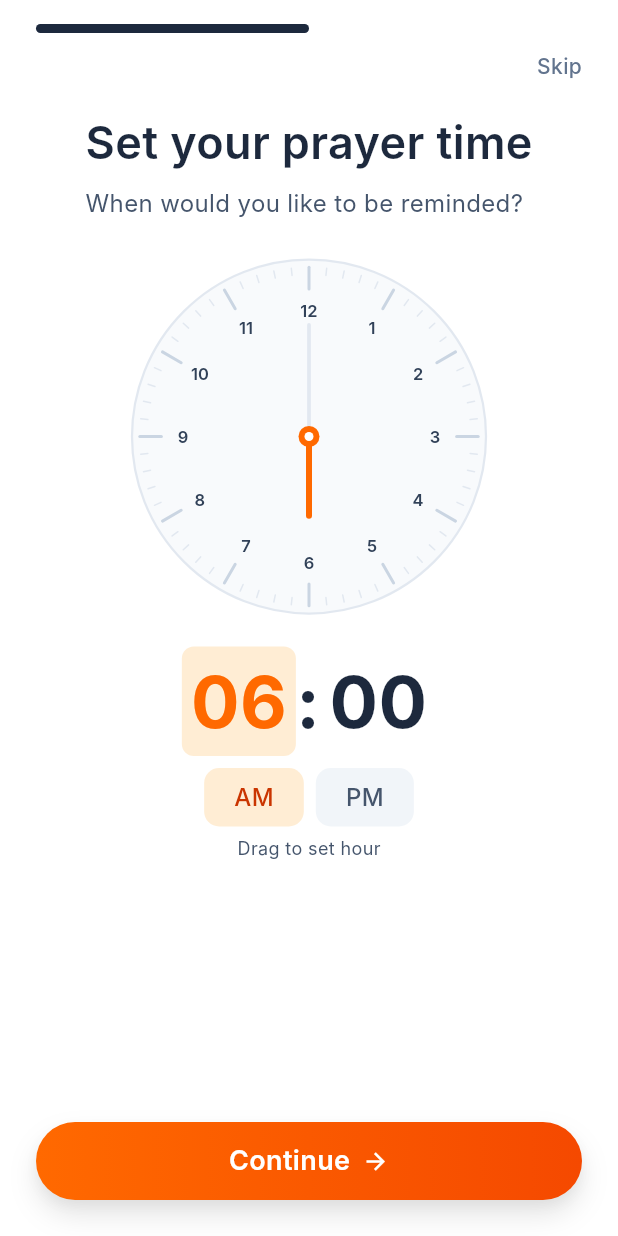
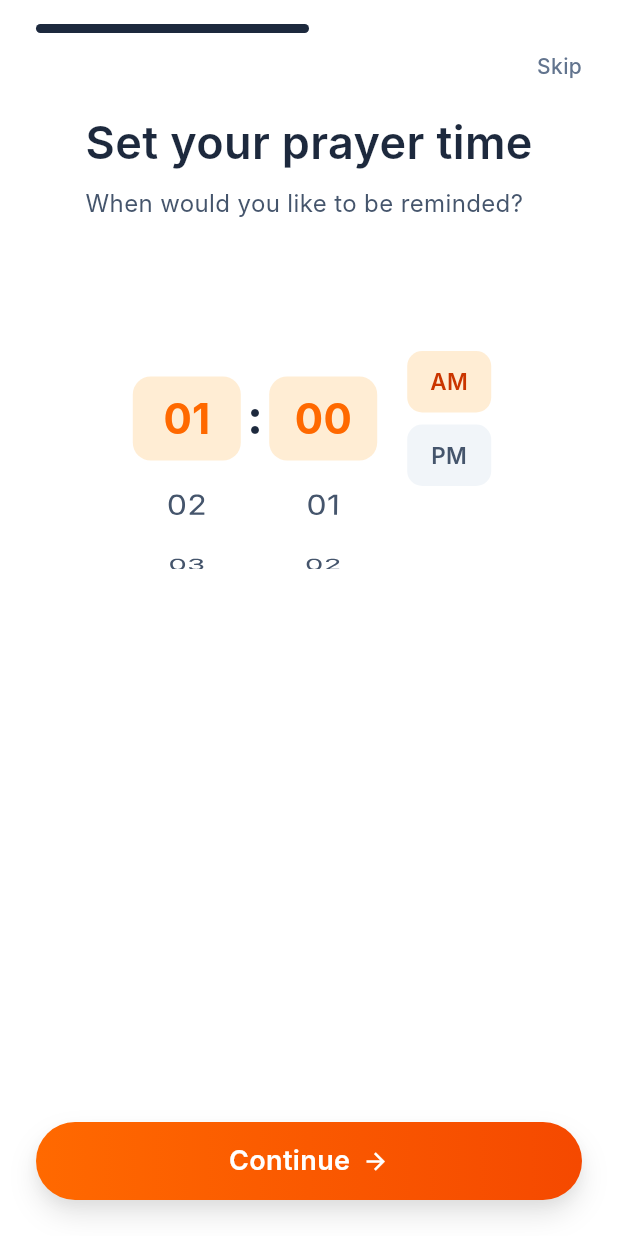
Before and after one commit to mantrastreak-app/MantraStreakApp, a Flutter app: the ReminderTimeScreen screen opened directly with empty values, after a tap on "AM", on a phone screen of 412 x 824 dp. Run offline on Flutter 3.47's test engine with Material 3 defaults, Android fonts, the phone set to English and light mode, and no system bars; our stand-ins replace app_links, just_audio, shared_preferences, supabase_flutter; missing offline and left inert: app_settings; accounts and stored records are empty; Roboto replaces fonts that are missing (Inter).

Commit message:
Changed reminder clock from analog to digital

```diff
--- a/lib/screens/reminder_time_screen.dart
+++ b/lib/screens/reminder_time_screen.dart
@@ -1,5 +1,4 @@
 import 'package:flutter/material.dart';
-import 'dart:math' as math;
 import '../theme/app_theme.dart';
 import '../widgets/app_background.dart';
 import '../widgets/gradient_button.dart';
@@ -19,67 +18,28 @@ class ReminderTimeScreen extends StatefulWidget {
 }
 
 class _ReminderTimeScreenState extends State<ReminderTimeScreen> {
-  int _hour = 6;
-  int _minute = 0;
+  late final FixedExtentScrollController _hourController;
+  late final FixedExtentScrollController _minuteController;
+
+  int _hour = 6; // 1–12
+  int _minute = 0; // 0–59
   bool _isAM = true;
-  bool _selectingHour = true;
 
-  final GlobalKey _clockKey = GlobalKey();
+  static const double _itemExtent = 56.0;
+  static const double _pickerHeight = 200.0;
 
-  double get _hourAngle =>
-      (_hour % 12 + _minute / 60) / 12 * 2 * math.pi - math.pi / 2;
-  double get _minuteAngle => _minute / 60 * 2 * math.pi - math.pi / 2;
-
-  /// On pan-start, decide which hand to move based on which is closer to
-  /// the touch point. This means users don't need to tap HH/MM first.
-  void _handlePanStart(DragStartDetails details) {
-    final clockCtx = _clockKey.currentContext;
-    if (clockCtx == null) return;
-
-    final box = clockCtx.findRenderObject() as RenderBox;
-    final center = box.localToGlobal(
-      Offset(box.size.width / 2, box.size.height / 2),
-    );
-    final touch = details.globalPosition;
-    final radius = box.size.width / 2;
-
-    // Compute where each hand tip currently is
-    final hourTip = Offset(
-      center.dx + radius * 0.45 * math.cos(_hourAngle),
-      center.dy + radius * 0.45 * math.sin(_hourAngle),
-    );
-    final minuteTip = Offset(
-      center.dx + radius * 0.6 * math.cos(_minuteAngle),
-      center.dy + radius * 0.6 * math.sin(_minuteAngle),
-    );
-
-    final dHour = (touch - hourTip).distance;
-    final dMinute = (touch - minuteTip).distance;
-
-    setState(() => _selectingHour = dHour <= dMinute);
+  @override
+  void initState() {
+    super.initState();
+    _hourController = FixedExtentScrollController(initialItem: _hour - 1);
+    _minuteController = FixedExtentScrollController(initialItem: _minute);
   }
 
-  void _handlePanUpdate(DragUpdateDetails details) {
-    final clockCtx = _clockKey.currentContext;
-    if (clockCtx == null) return;
-
-    final box = clockCtx.findRenderObject() as RenderBox;
-    final center = box.localToGlobal(
-      Offset(box.size.width / 2, box.size.height / 2),
-    );
-    final touch = details.globalPosition;
-
-    final angle = math.atan2(touch.dy - center.dy, touch.dx - center.dx);
-    final normalized = (angle + math.pi / 2 + 2 * math.pi) % (2 * math.pi);
-
-    setState(() {
-      if (_selectingHour) {
-        final raw = (normalized / (2 * math.pi) * 12).round() % 12;
-        _hour = raw == 0 ? 12 : raw;
-      } else {
-        _minute = (normalized / (2 * math.pi) * 60).round() % 60;
-      }
-    });
+  @override
+  void dispose() {
+    _hourController.dispose();
+    _minuteController.dispose();
+    super.dispose();
   }
 
   @override
@@ -89,14 +49,9 @@ class _ReminderTimeScreenState extends State<ReminderTimeScreen> {
         child: SafeArea(
           child: Container(
             color: AppColors.white,
-            child: ClipRRect(
-              borderRadius: BorderRadius.zero,
-              // ── Fixed column — clock is NOT inside a scroll view so
-              // drag gestures are never consumed by a scroll parent. ────────
             child: Column(
               children: [
                 _buildHeader(),
-                  // Title + subtitle
                 Padding(
                   padding: const EdgeInsets.fromLTRB(24, 20, 24, 0),
                   child: Column(
@@ -112,17 +67,8 @@ class _ReminderTimeScreenState extends State<ReminderTimeScreen> {
                     ],
                   ),
                 ),
-                  const SizedBox(height: 24),
-                  // ── Clock (outside scroll, drag works correctly) ─────────
-                  _buildClock(),
-                  const SizedBox(height: 20),
-                  _buildTimeDisplay(),
-                  const SizedBox(height: 6),
-                  Text(
-                    _selectingHour ? 'Drag to set hour' : 'Drag to set minute',
-                    style: AppTextStyles.labelSmall
-                        .copyWith(color: AppColors.textSubtle),
-                  ),
+                const SizedBox(height: 32),
+                _buildPicker(),
                 const Spacer(),
                 Padding(
                   padding: const EdgeInsets.fromLTRB(24, 0, 24, 24),
@@ -133,7 +79,6 @@ class _ReminderTimeScreenState extends State<ReminderTimeScreen> {
                   ),
                 ),
               ],
-              ),
             ),
           ),
         ),
@@ -181,97 +126,133 @@ class _ReminderTimeScreenState extends State<ReminderTimeScreen> {
     );
   }
 
-  Widget _buildClock() {
-    return GestureDetector(
-      key: _clockKey,
-      onPanStart: _handlePanStart,
-      onPanUpdate: _handlePanUpdate,
-      child: CustomPaint(
-        size: const Size(240, 240),
-        painter: _ClockPainter(
-          hourAngle: _hourAngle,
-          minuteAngle: _minuteAngle,
-          selectingHour: _selectingHour,
+  Widget _buildPicker() {
+    return SizedBox(
+      height: _pickerHeight,
+      child: Row(
+        mainAxisAlignment: MainAxisAlignment.center,
+        children: [
+          _buildHourWheel(),
+          _buildSeparator(),
+          _buildMinuteWheel(),
+          const SizedBox(width: 16),
+          _buildAmPmToggle(),
+        ],
+      ),
+    );
+  }
+
+  Widget _buildHourWheel() {
+    return SizedBox(
+      width: 80,
+      child: Stack(
+        alignment: Alignment.center,
+        children: [
+          _buildSelectionRect(),
+          ListWheelScrollView.useDelegate(
+            controller: _hourController,
+            itemExtent: _itemExtent,
+            perspective: 0.003,
+            diameterRatio: 1.6,
+            physics: const FixedExtentScrollPhysics(),
+            onSelectedItemChanged: (index) =>
+                setState(() => _hour = index + 1),
+            childDelegate: ListWheelChildBuilderDelegate(
+              childCount: 12,
+              builder: (context, index) =>
+                  _buildItem((index + 1).toString().padLeft(2, '0'),
+                      index == _hour - 1),
+            ),
+          ),
+        ],
+      ),
+    );
+  }
+
+  Widget _buildMinuteWheel() {
+    return SizedBox(
+      width: 80,
+      child: Stack(
+        alignment: Alignment.center,
+        children: [
+          _buildSelectionRect(),
+          ListWheelScrollView.useDelegate(
+            controller: _minuteController,
+            itemExtent: _itemExtent,
+            perspective: 0.003,
+            diameterRatio: 1.6,
+            physics: const FixedExtentScrollPhysics(),
+            onSelectedItemChanged: (index) =>
+                setState(() => _minute = index),
+            childDelegate: ListWheelChildBuilderDelegate(
+              childCount: 60,
+              builder: (context, index) =>
+                  _buildItem(index.toString().padLeft(2, '0'),
+                      index == _minute),
+            ),
+          ),
+        ],
+      ),
+    );
+  }
+
+  Widget _buildSelectionRect() {
+    return Positioned(
+      top: (_pickerHeight - _itemExtent) / 2,
+      left: 4,
+      right: 4,
+      child: Container(
+        height: _itemExtent,
+        decoration: BoxDecoration(
+          color: AppColors.primarySurface,
+          borderRadius: BorderRadius.circular(12),
         ),
       ),
     );
   }
 
-  Widget _buildTimeDisplay() {
-    const baseStyle = TextStyle(
+  Widget _buildItem(String label, bool selected) {
+    return Center(
+      child: Text(
+        label,
+        style: TextStyle(
           fontFamily: 'Inter',
-      fontSize: 48,
-      fontWeight: FontWeight.w700,
-    );
-
-    return Column(
-      children: [
-        Row(
-          mainAxisSize: MainAxisSize.min,
-          children: [
-            // HH — tap to switch to hour mode
-            GestureDetector(
-              onTap: () => setState(() => _selectingHour = true),
-              child: Container(
-                padding:
-                    const EdgeInsets.symmetric(horizontal: 6, vertical: 2),
-                decoration: BoxDecoration(
-                  color: _selectingHour
-                      ? AppColors.primarySurface
-                      : Colors.transparent,
-                  borderRadius: BorderRadius.circular(8),
-                ),
-                child: Text(
-                  _hour.toString().padLeft(2, '0'),
-                  style: baseStyle.copyWith(
-                    color: _selectingHour
-                        ? AppColors.primary
-                        : AppColors.textDark,
+          fontSize: selected ? 28 : 22,
+          fontWeight: selected ? FontWeight.w700 : FontWeight.w400,
+          color: selected ? AppColors.primary : AppColors.textSubtle,
         ),
       ),
+    );
+  }
+
+  Widget _buildSeparator() {
+    return Padding(
+      padding: const EdgeInsets.only(bottom: 4),
+      child: Text(
+        ':',
+        style: TextStyle(
+          fontFamily: 'Inter',
+          fontSize: 32,
+          fontWeight: FontWeight.w700,
+          color: AppColors.textDark,
         ),
       ),
-            Text(':',
-                style: baseStyle.copyWith(color: AppColors.textDark)),
-            // MM — tap to switch to minute mode
-            GestureDetector(
-              onTap: () => setState(() => _selectingHour = false),
-              child: Container(
-                padding:
-                    const EdgeInsets.symmetric(horizontal: 6, vertical: 2),
-                decoration: BoxDecoration(
-                  color: !_selectingHour
-                      ? AppColors.primarySurface
-                      : Colors.transparent,
-                  borderRadius: BorderRadius.circular(8),
-                ),
-                child: Text(
-                  _minute.toString().padLeft(2, '0'),
-                  style: baseStyle.copyWith(
-                    color: !_selectingHour
-                        ? AppColors.primary
-                        : AppColors.textDark,
-                  ),
-                ),
-              ),
-            ),
-          ],
-        ),
-        const SizedBox(height: 8),
-        Row(
-          mainAxisSize: MainAxisSize.min,
+    );
+  }
+
+  Widget _buildAmPmToggle() {
+    return Column(
+      mainAxisAlignment: MainAxisAlignment.center,
       children: [
         _AmPmButton(
             label: 'AM',
             isSelected: _isAM,
             onTap: () => setState(() => _isAM = true)),
-            const SizedBox(width: 8),
+        const SizedBox(height: 8),
         _AmPmButton(
             label: 'PM',
             isSelected: !_isAM,
             onTap: () => setState(() => _isAM = false)),
-          ],
-        ),
       ],
     );
   }
@@ -283,27 +264,26 @@ class _AmPmButton extends StatelessWidget {
   final VoidCallback onTap;
 
   const _AmPmButton(
-      {required this.label,
-      required this.isSelected,
-      required this.onTap});
+      {required this.label, required this.isSelected, required this.onTap});
 
   @override
   Widget build(BuildContext context) {
     return GestureDetector(
       onTap: onTap,
       child: Container(
-        padding:
-            const EdgeInsets.symmetric(horizontal: 20, vertical: 8),
+        width: 56,
+        padding: const EdgeInsets.symmetric(vertical: 10),
         decoration: BoxDecoration(
           color: isSelected ? AppColors.primarySurface : AppColors.surface,
           borderRadius: BorderRadius.circular(10),
         ),
         child: Text(
           label,
+          textAlign: TextAlign.center,
           style: TextStyle(
             fontFamily: 'Inter',
-            fontSize: 16,
-            fontWeight: FontWeight.w500,
+            fontSize: 15,
+            fontWeight: FontWeight.w600,
             color: isSelected
                 ? const Color(0xFFCA3500)
                 : AppColors.textSubtle,
@@ -313,124 +293,3 @@ class _AmPmButton extends StatelessWidget {
     );
   }
 }
-
-class _ClockPainter extends CustomPainter {
-  final double hourAngle;
-  final double minuteAngle;
-  final bool selectingHour;
-
-  _ClockPainter({
-    required this.hourAngle,
-    required this.minuteAngle,
-    required this.selectingHour,
-  });
-
-  @override
-  void paint(Canvas canvas, Size size) {
-    final center = Offset(size.width / 2, size.height / 2);
-    final radius = size.width / 2;
-
-    // Face
-    canvas.drawCircle(
-        center,
-        radius - 2,
-        Paint()
-          ..color = AppColors.surfaceLight
-          ..style = PaintingStyle.fill);
-    canvas.drawCircle(
-        center,
-        radius - 2,
-        Paint()
-          ..color = AppColors.border
-          ..style = PaintingStyle.stroke
-          ..strokeWidth = 1.5);
-
-    // Tick marks
-    final markerPaint = Paint()
-      ..color = AppColors.textPale
-      ..strokeWidth = 2
-      ..strokeCap = StrokeCap.round;
-
-    for (int i = 0; i < 60; i++) {
-      final angle = i * 2 * math.pi / 60 - math.pi / 2;
-      final isMain = i % 5 == 0;
-      final inner = isMain ? radius * 0.82 : radius * 0.9;
-      canvas.drawLine(
-        Offset(center.dx + inner * math.cos(angle),
-            center.dy + inner * math.sin(angle)),
-        Offset(center.dx + radius * 0.94 * math.cos(angle),
-            center.dy + radius * 0.94 * math.sin(angle)),
-        markerPaint
-          ..strokeWidth = isMain ? 2.0 : 1.0
-          ..color = isMain ? AppColors.textPale : AppColors.border,
-      );
-    }
-
-    // Hour numbers
-    final tp = TextPainter(textDirection: TextDirection.ltr);
-    const hrs = [
-      '12', '1', '2', '3', '4', '5', '6', '7', '8', '9', '10', '11'
-    ];
-    for (int i = 0; i < 12; i++) {
-      final angle = i * 2 * math.pi / 12 - math.pi / 2;
-      final textRadius = radius * 0.70;
-      final pos = Offset(
-        center.dx + textRadius * math.cos(angle),
-        center.dy + textRadius * math.sin(angle),
-      );
-      tp.text = TextSpan(
-        text: hrs[i],
-        style: TextStyle(
-          fontFamily: 'Inter',
-          fontSize: 11,
-          fontWeight:
-              selectingHour ? FontWeight.w600 : FontWeight.w400,
-          color: selectingHour
-              ? AppColors.textMedium
-              : AppColors.textPale,
-        ),
-      );
-      tp.layout();
-      tp.paint(canvas, pos - Offset(tp.width / 2, tp.height / 2));
-    }
-
-    // Minute hand
-    canvas.drawLine(
-      center,
-      Offset(
-        center.dx + radius * 0.62 * math.cos(minuteAngle),
-        center.dy + radius * 0.62 * math.sin(minuteAngle),
-      ),
-      Paint()
-        ..color = selectingHour ? AppColors.border : AppColors.primary
-        ..strokeWidth = selectingHour ? 2.5 : 3.5
-        ..strokeCap = StrokeCap.round,
-    );
-
-    // Hour hand
-    canvas.drawLine(
-      center,
-      Offset(
-        center.dx + radius * 0.44 * math.cos(hourAngle),
-        center.dy + radius * 0.44 * math.sin(hourAngle),
-      ),
-      Paint()
-        ..color = selectingHour ? AppColors.primary : AppColors.border
-        ..strokeWidth = selectingHour ? 4.0 : 2.5
-        ..strokeCap = StrokeCap.round,
-    );
-
-    // Centre dot
-    canvas.drawCircle(center, 7, Paint()..color = AppColors.primary);
-    canvas.drawCircle(
-        center,
-        3,
-        Paint()..color = Colors.white);
-  }
-
-  @override
-  bool shouldRepaint(_ClockPainter old) =>
-      old.hourAngle != hourAngle ||
-      old.minuteAngle != minuteAngle ||
-      old.selectingHour != selectingHour;
-}
```
Lines whose indentation alone changed are shown as unchanged.
